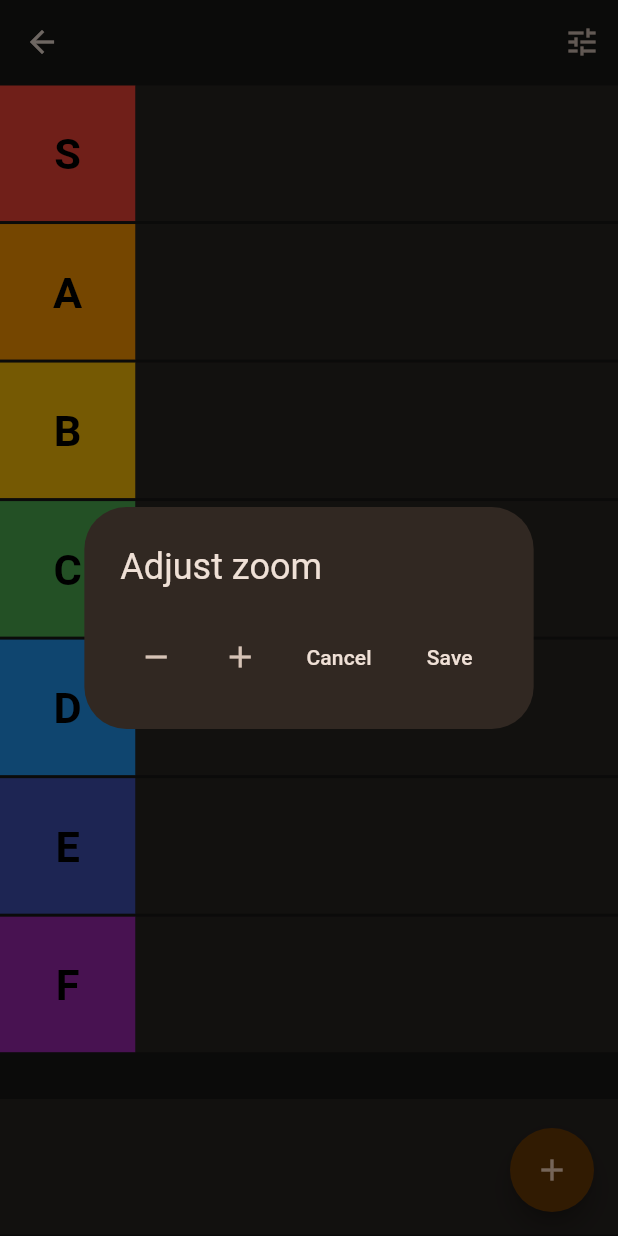
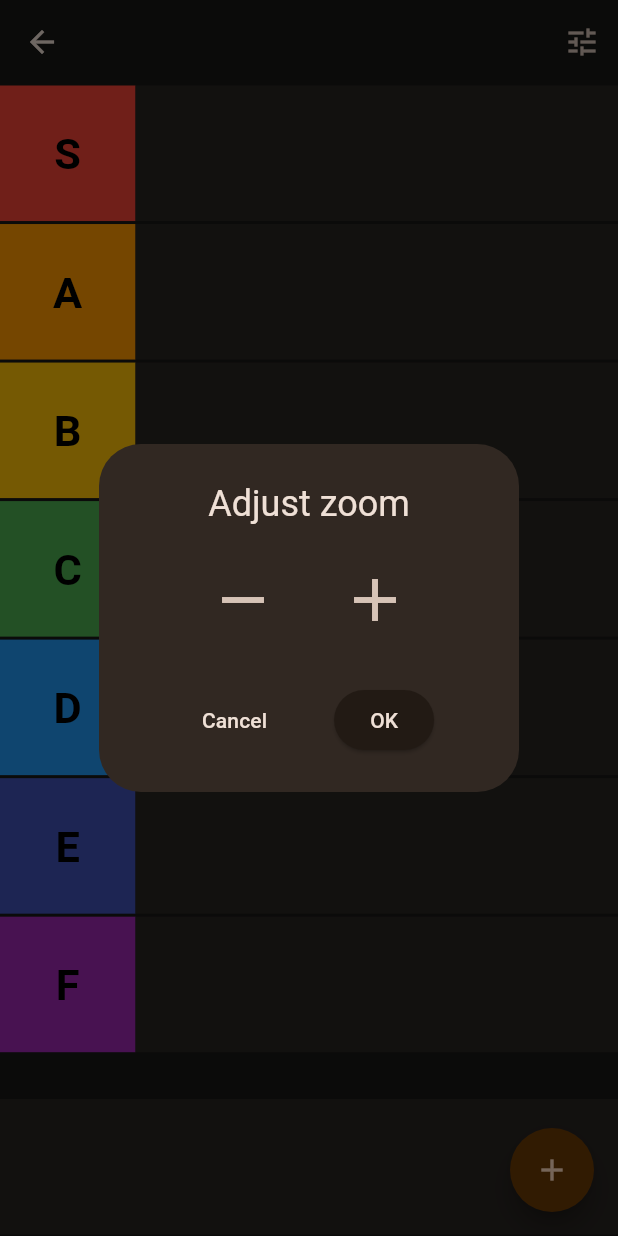
Before and after one commit to SayWhoooaaat/rea, a Flutter app: the TierListPage screen opened directly with empty values, after a tap on the "tune" icon, on a phone screen of 412 x 824 dp. Run offline on Flutter 3.47's test engine with Material 3 defaults, Android fonts, the phone set to English and light mode, and no system bars; drawn by our look-alikes of auto_size_text, flutter_speed_dial; our stand-ins replace device_info_plus, file_picker, flutter_colorpicker, image_cropper, image_picker, permission_handler and 2 more; missing offline and left inert: flutter_inappwebview; accounts and stored records are empty.

Commit message:
improved zoom UX

```diff
--- a/lib/tier_list_page.dart
+++ b/lib/tier_list_page.dart
@@ -584,48 +584,71 @@ class TierListPageState extends State<TierListPage>
     _addItem(newItem);
   }
 
-  void _showSizeDialog() {
+  Future<void> _showSizeDialog() async {
     final double prevSize = itemSize;
 
-    showDialog(
+    // showDialog<bool> returns true if “OK” was tapped,
+    // false if “Cancel” was tapped, and null if dismissed by back/outside.
+    final bool? shouldSave = await showDialog<bool>(
       context: context,
+      barrierDismissible: true,
       builder: (ctx) => StatefulBuilder(
         builder: (ctx, setStateDialog) => AlertDialog(
-          title: const Text('Adjust zoom'),
-          //content: Text('${itemSize.toStringAsFixed(0)} px'),
-          actions: [
+          title: const Center(child: Text('Adjust zoom')),
+          content: Column(
+            mainAxisSize: MainAxisSize.min,
+            children: [
+              Row(
+                mainAxisAlignment: MainAxisAlignment.center,
+                children: [
                   IconButton(
+                    iconSize: 48,
                     icon: const Icon(Icons.remove),
                     onPressed: () {
-                setStateDialog(() =>
-                    itemSize = (itemSize - 4).clamp(0.0, double.infinity));
-                setState(() {}); // rebuild the page
+                      setStateDialog(() => itemSize =
+                          (itemSize - 4).clamp(0.0, double.infinity));
+                      setState(() {});
                     },
                   ),
+                  const SizedBox(width: 24),
                   IconButton(
+                    iconSize: 48,
                     icon: const Icon(Icons.add),
                     onPressed: () {
                       setStateDialog(() => itemSize = itemSize + 4);
-                setState(() {}); // rebuild immediately
+                      setState(() {});
                     },
                   ),
+                ],
+              ),
+              const SizedBox(height: 24),
+              Row(
+                mainAxisAlignment: MainAxisAlignment.spaceEvenly,
+                children: [
                   TextButton(
                     child: const Text('Cancel'),
-              onPressed: () {
-                // revert any in‑dialog changes
+                    onPressed: () => Navigator.of(ctx).pop(false),
+                  ),
+                  ElevatedButton(
+                    child: const Text('OK'),
+                    onPressed: () => Navigator.of(ctx).pop(true),
+                  ),
+                ],
+              ),
+            ],
+          ),
+        ),
+      ),
+    );
+
+    if (shouldSave == false) {
+      // user hit “Cancel”
       setState(() => itemSize = prevSize);
-                Navigator.of(ctx).pop();
-              },
-            ),
-            TextButton(
-              child: const Text('Save'),
-              onPressed: () async {
-                // itemSize is already updated in state
+    } else {
+      // OK, back‑button, or outside‐tap: persist new size
       final prefs = await SharedPreferences.getInstance();
       final raw = prefs.getString('tierLists');
-                final all = raw != null
-                    ? json.decode(raw) as List<dynamic>
-                    : <dynamic>[];
+      final all = raw != null ? json.decode(raw) as List<dynamic> : <dynamic>[];
       final idx = all.indexWhere((e) => e['index'] == widget.index);
       if (idx != -1) {
         final entry = Map<String, dynamic>.from(all[idx]);
@@ -633,13 +656,7 @@ class TierListPageState extends State<TierListPage>
         all[idx] = entry;
         await prefs.setString('tierLists', json.encode(all));
       }
-                Navigator.of(ctx).pop();
-              },
-            ),
-          ],
-        ),
-      ),
-    );
+    }
   }
 
   void _showTierOptionsDialog(TierMeta tierMeta) {
```
Lines whose indentation alone changed are shown as unchanged.
